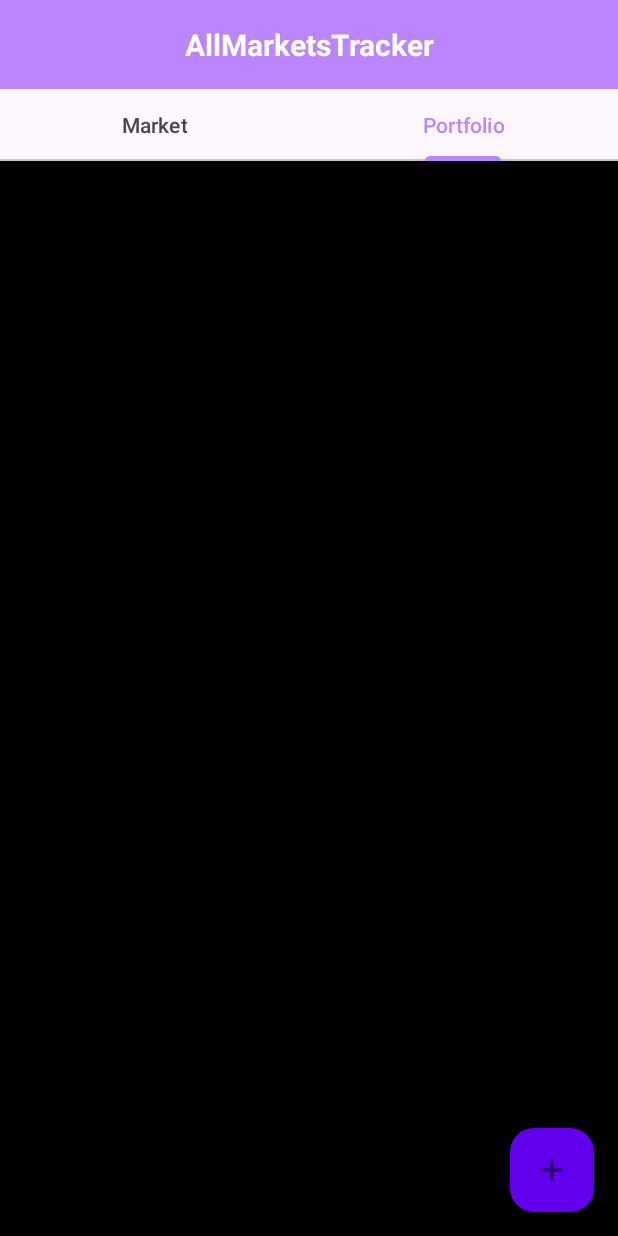
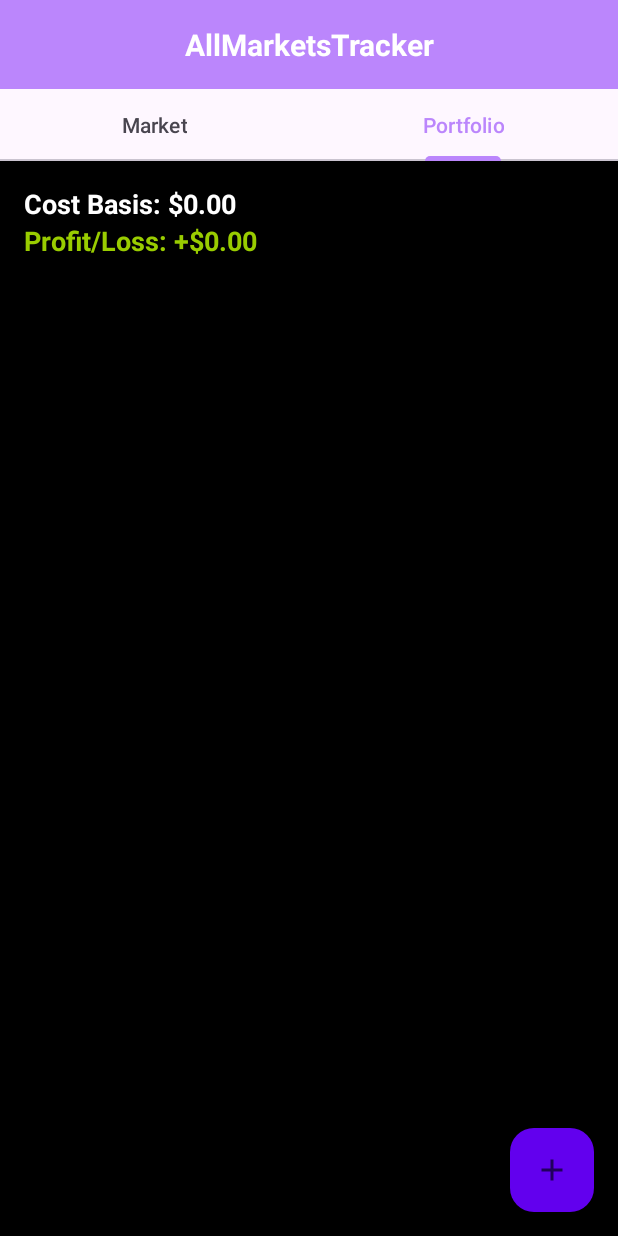
Before and after one commit to DevManFitz/AllMarketsTracker, an Android app built with Jetpack Compose: the screen it shows after launch (MainActivity), tab 2 chosen, on a phone screen of 412 x 824 dp. Run offline under Robolectric (Android 15) with nearby library versions, the phone set to English and light mode, and no system bars; our stand-ins replace Room's generated code, data binding; pictures from the network do not load.

Commit message:
- displays cost basis and if portfolio is in profit or loss

```diff
--- a/app/src/main/java/edu/vt/mobiledev/allmarketstracker/CryptoListViewModel.kt
+++ b/app/src/main/java/edu/vt/mobiledev/allmarketstracker/CryptoListViewModel.kt
@@ -3,6 +3,7 @@ package edu.vt.mobiledev.allmarketstracker
 import android.util.Log
 import androidx.lifecycle.ViewModel
 import androidx.lifecycle.viewModelScope
+import androidx.lifecycle.asLiveData
 import edu.vt.mobiledev.allmarketstracker.api.ApiCoin
 import edu.vt.mobiledev.allmarketstracker.model.CryptoAsset
 import kotlinx.coroutines.flow.MutableStateFlow
@@ -17,6 +18,8 @@ class CryptoListViewModel : ViewModel() {
 
     private val _assets: MutableStateFlow<List<CryptoAsset>> = MutableStateFlow(emptyList())
     val assets: StateFlow<List<CryptoAsset>> = _assets.asStateFlow()
+
+    val assetsLiveData = assets.asLiveData()
 
     init {
         fetchAssets()
--- a/app/src/main/java/edu/vt/mobiledev/allmarketstracker/PortfolioFragment.kt
+++ b/app/src/main/java/edu/vt/mobiledev/allmarketstracker/PortfolioFragment.kt
@@ -18,6 +18,7 @@ import edu.vt.mobiledev.allmarketstracker.AddTransactionDialogFragment
 import edu.vt.mobiledev.allmarketstracker.viewmodel.PortfolioViewModel
 import edu.vt.mobiledev.allmarketstracker.CryptoListViewModel
 import java.time.LocalDate
+import java.text.NumberFormat
 
 class PortfolioFragment : Fragment() {
 
@@ -47,10 +48,14 @@ class PortfolioFragment : Fragment() {
         adapter = PortfolioAdapter(emptyList())
         binding.portfolioRecyclerView.adapter = adapter
 
-        // Observe transactions and log changes
+        // Observe both transactions and asset list
         viewModel.transactions.observe(viewLifecycleOwner) { transactions ->
-            Log.d("PortfolioFragment", "Received ${transactions.size} transactions")
+            Log.d("PortfolioFragment", "Received "+transactions.size+" transactions")
             adapter.updateData(transactions)
+            updatePortfolioSummary(transactions, assetViewModel.assets.value)
+        }
+        assetViewModel.assetsLiveData.observe(viewLifecycleOwner) { assets ->
+            updatePortfolioSummary(viewModel.transactions.value ?: emptyList(), assets)
         }
 
         binding.addTransactionFab.setOnClickListener {
@@ -78,6 +83,34 @@ class PortfolioFragment : Fragment() {
         }
     }
 
+    private fun updatePortfolioSummary(
+        transactions: List<PortfolioTransaction>?,
+        assets: List<CryptoAsset>?
+    ) {
+        if (transactions == null || assets == null) return
+
+        val costBasis = transactions.sumOf { it.amount * it.purchasePrice }
+        val currentValue = transactions.sumOf { tx ->
+            val asset = assets.find { it.symbol.equals(tx.symbol, ignoreCase = true) }
+            tx.amount * (asset?.price ?: 0.0)
+        }
+        val profit = currentValue - costBasis
+
+        val currencyFormat = NumberFormat.getCurrencyInstance()
+
+        binding.portfolioCostBasis.text = "Cost Basis: ${currencyFormat.format(costBasis)}"
+
+        // Format profit/loss with color and sign
+        val profitText = if (profit >= 0) {
+            binding.portfolioProfit.setTextColor(requireContext().getColor(android.R.color.holo_green_light))
+            "+${currencyFormat.format(profit)}"
+        } else {
+            binding.portfolioProfit.setTextColor(requireContext().getColor(android.R.color.holo_red_light))
+            "-${currencyFormat.format(-profit)}"
+        }
+        binding.portfolioProfit.text = "Profit/Loss: $profitText"
+    }
+
     override fun onDestroyView() {
         super.onDestroyView()
         _binding = null
--- a/app/src/main/res/layout/fragment_portfolio.xml
+++ b/app/src/main/res/layout/fragment_portfolio.xml
@@ -1,15 +1,44 @@
 <?xml version="1.0" encoding="utf-8"?>
-<FrameLayout xmlns:android="http://schemas.android.com/apk/res/android"
+<LinearLayout xmlns:android="http://schemas.android.com/apk/res/android"
     xmlns:app="http://schemas.android.com/apk/res-auto"
     xmlns:tools="http://schemas.android.com/tools"
     android:id="@+id/portfolio_root"
     android:layout_width="match_parent"
-    android:layout_height="match_parent">
+    android:layout_height="match_parent"
+    android:orientation="vertical">
+
+    <LinearLayout
+        android:id="@+id/portfolioSummaryLayout"
+        android:layout_width="match_parent"
+        android:layout_height="wrap_content"
+        android:orientation="vertical"
+        android:padding="16dp"
+        android:background="@android:color/black">
+
+        <TextView
+            android:id="@+id/portfolioCostBasis"
+            android:layout_width="wrap_content"
+            android:layout_height="wrap_content"
+            android:text="Cost Basis: $0.00"
+            android:textColor="@android:color/white"
+            android:textSize="18sp"
+            android:textStyle="bold"/>
+
+        <TextView
+            android:id="@+id/portfolioProfit"
+            android:layout_width="wrap_content"
+            android:layout_height="wrap_content"
+            android:text="Profit/Loss: $0.00"
+            android:textColor="@android:color/white"
+            android:textSize="18sp"
+            android:textStyle="bold"/>
+    </LinearLayout>
 
     <androidx.recyclerview.widget.RecyclerView
         android:id="@+id/portfolioRecyclerView"
         android:layout_width="match_parent"
-        android:layout_height="match_parent"
+        android:layout_height="0dp"
+        android:layout_weight="1"
         android:padding="16dp"
         tools:listitem="@layout/item_portfolio_transaction"/>
 
@@ -17,9 +46,9 @@
         android:id="@+id/add_transaction_fab"
         android:layout_width="wrap_content"
         android:layout_height="wrap_content"
-        android:layout_gravity="bottom|end"
+        android:layout_gravity="end|bottom"
         android:layout_margin="16dp"
         android:contentDescription="Add Transaction"
         android:src="@drawable/ic_add"
         app:backgroundTint="@color/purple_500" />
-</FrameLayout>
+</LinearLayout>
```
